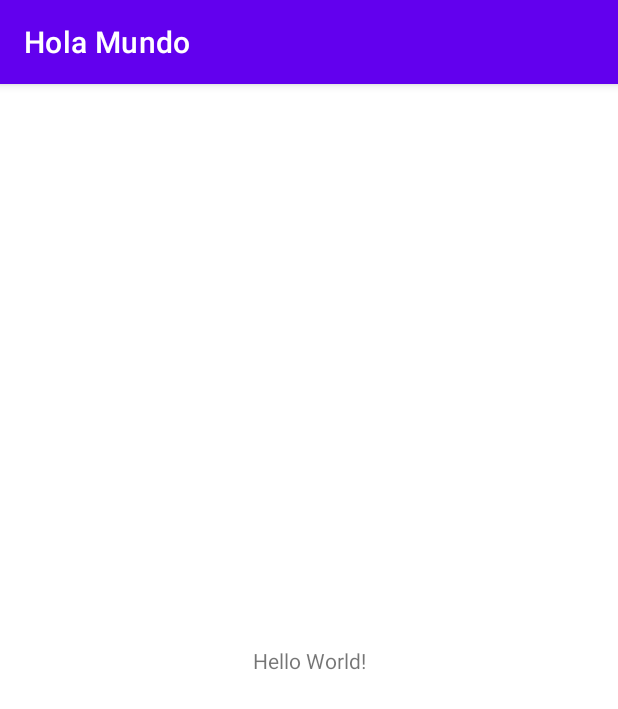
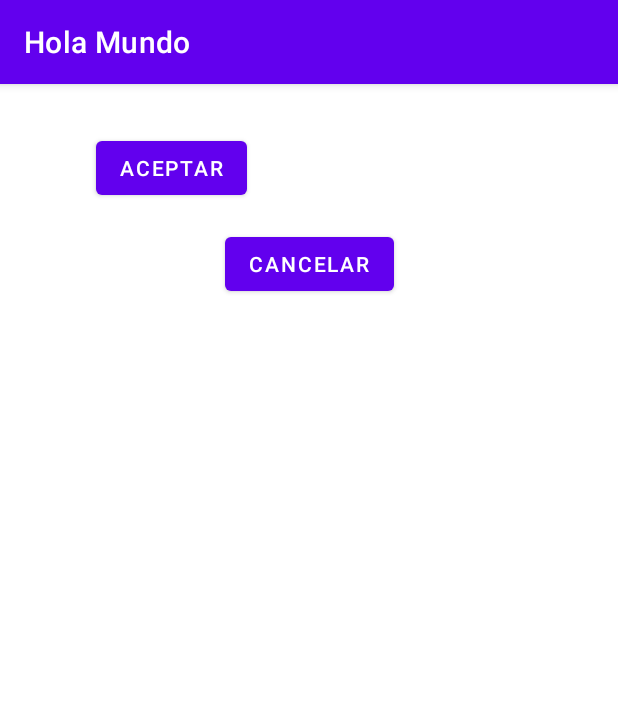
Before and after one commit to lmonterogarcia/ProgramacionMoviles, an Android app: the screen it shows after launch (MainActivity), on a phone screen of 412 x 824 dp. Shown: the top 709 px of the screen. Run offline under Robolectric (Android 15) with nearby library versions, the phone set to English and light mode, and no system bars.

Commit message:
Layout y botones

```diff
--- a/HolaMundo/app/src/main/java/com/montero/holamundo/MainActivity.java
+++ b/HolaMundo/app/src/main/java/com/montero/holamundo/MainActivity.java
@@ -3,6 +3,9 @@ package com.montero.holamundo;
 import androidx.appcompat.app.AppCompatActivity;
 
 import android.os.Bundle;
+import android.util.Log;
+
+import java.time.Clock;
 
 public class MainActivity extends AppCompatActivity {
 
@@ -10,5 +13,52 @@ public class MainActivity extends AppCompatActivity {
     protected void onCreate(Bundle savedInstanceState) {
         super.onCreate(savedInstanceState);
         setContentView(R.layout.activity_main);
+
+        //System.out.println("Estoy en; Oncreate()");
+
+        Log.i("MonteroInfo","Estoy en el: OnCreate()");
+
+    }
+
+    @Override
+    protected void onStart() {
+        super.onStart();
+
+        Log.i("MonteroInfo","Estoy en el: OnStart()");
+    }
+
+    @Override
+    protected void onRestart() {
+        super.onRestart();
+
+        Log.i("MonteroInfo","Estoy en el: OnRestart()");
+    }
+
+    @Override
+    protected void onResume() {
+        super.onResume();
+
+        Log.i("MonteroInfo","Estoy en el: OnResume()");
+    }
+
+    @Override
+    protected void onPause() {
+        super.onPause();
+
+        Log.i("MonteroInfo","Estoy en el: OnPause()");
+    }
+
+    @Override
+    protected void onStop() {
+        super.onStop();
+
+        Log.i("MonteroInfo","Estoy en el: OnStop()");
+    }
+
+    @Override
+    protected void onDestroy() {
+        super.onDestroy();
+
+        Log.i("MonteroInfo","Estoy en el: OnDestroy()");
     }
 }
--- a/HolaMundo/app/src/main/res/layout/activity_main.xml
+++ b/HolaMundo/app/src/main/res/layout/activity_main.xml
@@ -2,17 +2,30 @@
 <androidx.constraintlayout.widget.ConstraintLayout xmlns:android="http://schemas.android.com/apk/res/android"
     xmlns:app="http://schemas.android.com/apk/res-auto"
     xmlns:tools="http://schemas.android.com/tools"
+    android:id="@+id/ConstrainLayout"
     android:layout_width="match_parent"
     android:layout_height="match_parent"
+    android:orientation="vertical"
     tools:context=".MainActivity">
 
-    <TextView
+    <Button
+        android:id="@+id/btn01"
         android:layout_width="wrap_content"
         android:layout_height="wrap_content"
-        android:text="Hello World!"
-        app:layout_constraintBottom_toBottomOf="parent"
-        app:layout_constraintLeft_toLeftOf="parent"
-        app:layout_constraintRight_toRightOf="parent"
+        android:layout_marginStart="64dp"
+        android:layout_marginTop="32dp"
+        android:text="@string/btn_Aceptar"
+        app:layout_constraintStart_toStartOf="parent"
         app:layout_constraintTop_toTopOf="parent" />
 
+    <Button
+        android:id="@+id/btn02"
+        android:layout_width="wrap_content"
+        android:layout_height="wrap_content"
+        android:layout_marginTop="16dp"
+        android:text="@string/btn_Cancelar"
+        app:layout_constraintEnd_toEndOf="parent"
+        app:layout_constraintStart_toStartOf="parent"
+        app:layout_constraintTop_toBottomOf="@+id/btn01" />
+
 </androidx.constraintlayout.widget.ConstraintLayout>
```
Also changed, not shown: HolaMundo/app/src/main/res/values/strings.xml (+9 -0 lines).
